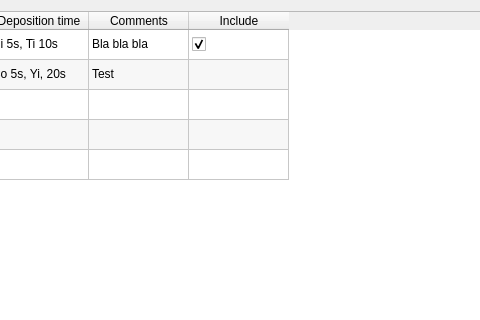
First picture: the form in simple_dialog.ui, repository sstendahl/KARIN, before the edit; both pictures show x 634 to 1114 and y 0 to 320 of the 1473 by 643 pixel window.
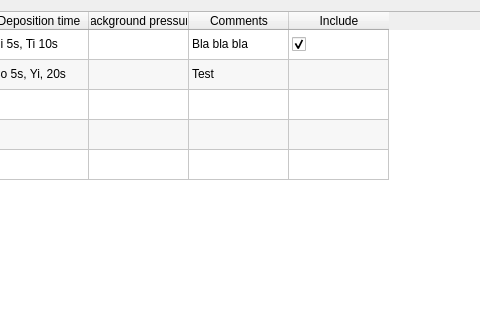
Second picture: the form after the edit.

Commit message: Fixed path buttons in Sample creator

Patch:
```diff
--- a/simple_dialog.ui
+++ b/simple_dialog.ui
@@ -109,6 +109,11 @@
        <string>Deposition time</string>
       </property>
      </column>
+     <column>
+      <property name="text">
+       <string>Background pressure</string>
+      </property>
+     </column>
      <column>
       <property name="text">
        <string>Comments</string>
@@ -144,13 +149,13 @@
        <string>Ni 5s, Ti 10s</string>
       </property>
      </item>
-     <item row="0" column="7">
-      <property name="text">
-       <string>Bla bla bla</string>
-      </property>
-     </item>
      <item row="0" column="8">
       <property name="text">
+       <string>Bla bla bla</string>
+      </property>
+     </item>
+     <item row="0" column="9">
+      <property name="text">
        <string/>
       </property>
       <property name="checkState">
@@ -182,12 +187,12 @@
        <string>Co 5s, Yi, 20s</string>
       </property>
      </item>
-     <item row="1" column="7">
-      <property name="text">
-       <string>Test</string>
-      </property>
-     </item>
      <item row="1" column="8">
+      <property name="text">
+       <string>Test</string>
+      </property>
+     </item>
+     <item row="1" column="9">
       <property name="text">
        <string/>
       </property>
```
The commit also changes 6 other files.
